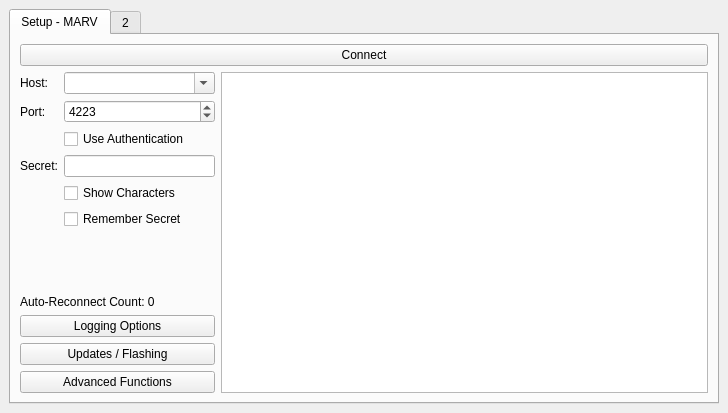
Qt form src/brickv/ui/brickv.ui (D4wN/brickv) before a commit.
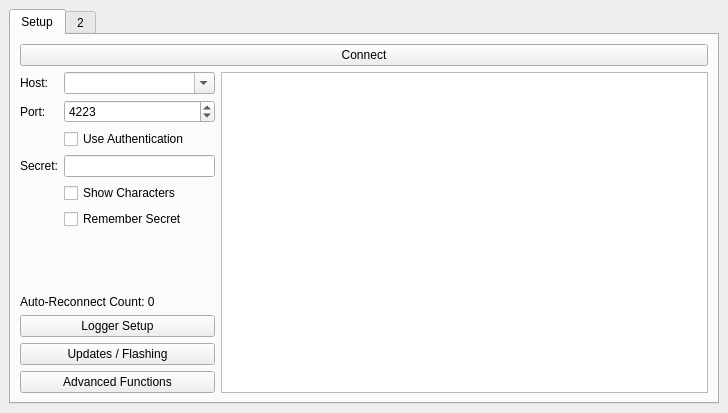
The same form after that commit.

Commit message:
Added first draft of the Logger Setup Window
modified git ignore for eclipse and QtCreater projects
Logger Setup Window does not have any functionalities at the moment

```diff
--- a/src/brickv/ui/brickv.ui
+++ b/src/brickv/ui/brickv.ui
@@ -22,7 +22,7 @@
       </property>
       <widget class="QWidget" name="tab_setup">
        <attribute name="title">
-        <string>Setup - MARV</string>
+        <string>Setup</string>
        </attribute>
        <layout class="QHBoxLayout" name="horizontalLayout">
         <item>
@@ -174,7 +174,7 @@
           <item row="9" column="0" colspan="2">
            <widget class="QPushButton" name="button_logging">
             <property name="text">
-             <string>Logging Options</string>
+             <string>Logger Setup</string>
             </property>
            </widget>
           </item>
```
Left out of the diff: 2 changed lines with no effect on the pictures. The commit also changes 5 other files.
